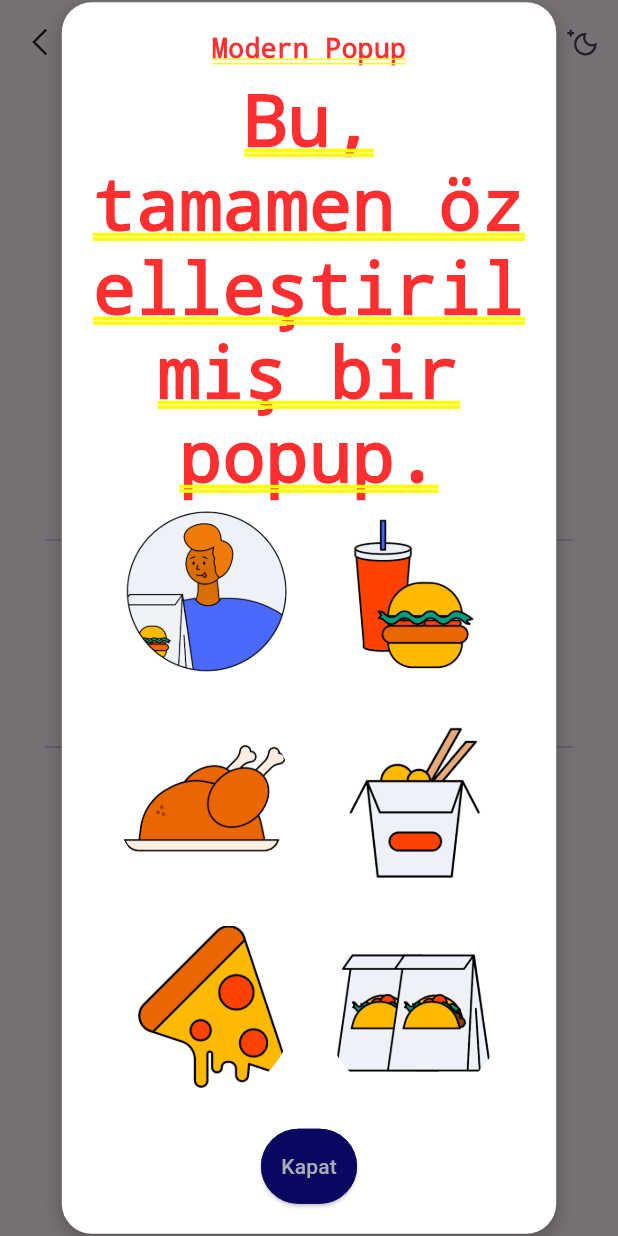
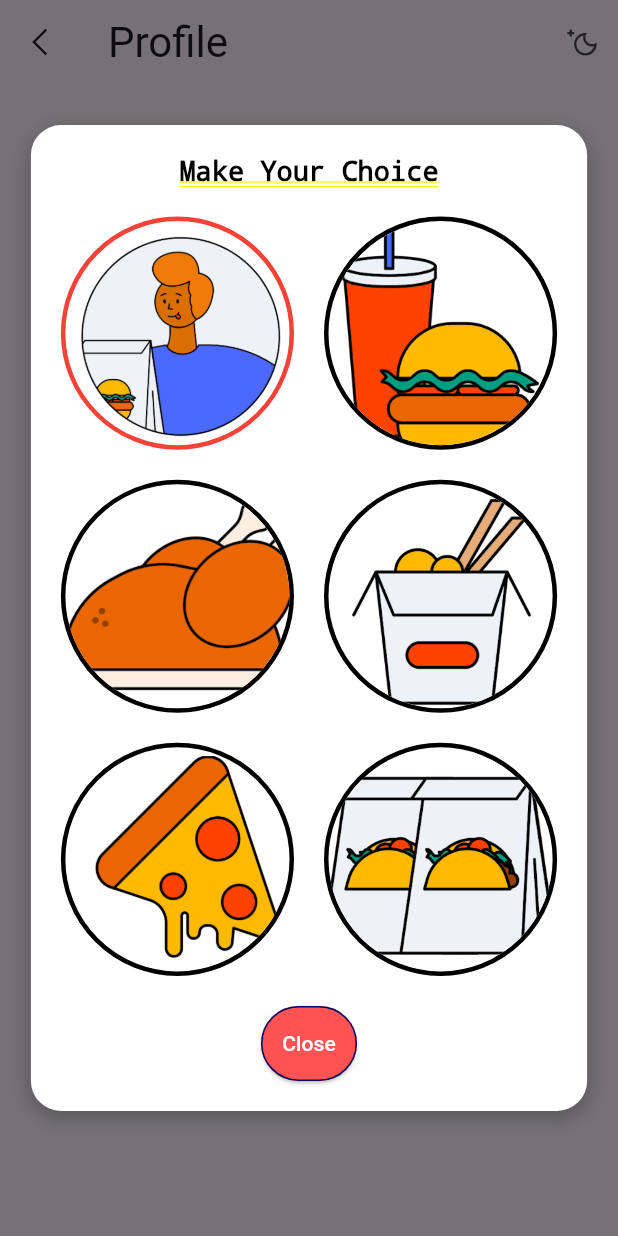
Before and after one commit to melekakkoyunlu/nomi, a Flutter app: the ProfileScreen screen opened directly, after a tap on an icon or button, on a phone screen of 412 x 824 dp. Run offline on Flutter 3.47's test engine with Material 3 defaults, Android fonts, the light colour scheme and no system bars; our stand-ins replace cloud_firestore, firebase_auth, firebase_core, flutter_map, flutter_otp_text_field, geolocator and 4 more; accounts and stored records are empty.

Commit message:
last but most last

```diff
--- a/lib/src/common_widgets/map/map_widget.dart
+++ b/lib/src/common_widgets/map/map_widget.dart
@@ -6,6 +6,7 @@ import '../../features/map/controllers/map_controller.dart';
 import '../../features/map/models/place.dart';
 import 'package:demo/src/features/map/services/fetch_place_details_service.dart' as FetchService;
 import 'package:demo/src/features/map/services/places_service.dart' as NearbyService;
+import 'package:url_launcher/url_launcher.dart';
 
 class MapWidget extends StatefulWidget {
   final LatLng? userLocation;
@@ -78,7 +79,7 @@ class _MapWidgetState extends State<MapWidget> {
 
   void _openWebsite(String url) async {
     // Add URL launcher functionality here if needed
-    print('Opening website: $url');
+    launch(url);
   }
 
   @override
--- a/lib/src/constants/image_strings.dart
+++ b/lib/src/constants/image_strings.dart
@@ -23,6 +23,8 @@ String tProfileImage3 = "assets/images/avatar3.png";
 String tProfileImage4 = "assets/images/avatar4.png";
 String tProfileImage5 = "assets/images/avatar5.png";
 String tProfileImage6 = "assets/images/avatar6.png";
+String tProfileImage = tProfileImage1;
+
 
 
 
--- /dev/null
+++ b/lib/src/features/authentication/controllers/profile_controller.dart
@@ -0,0 +1,23 @@
+import 'package:get/get.dart';
+import '../../../repository/user_repository/user_repository.dart';
+import '../../../features/authentication/models/user_model.dart';
+import '../../../repository/authentication_repository/authentication_repository.dart';
+
+class ProfileController extends GetxController {
+  static ProfileController get instance => Get.find();
+  final _userRepo = Get.put(UserRepository());
+  final _authRepo = Get.put(AuthenticationRepository());
+  getUserData(){
+    final email = _authRepo.firebaseUser.value?.email;
+    if (email != null) {
+      return _userRepo.getUserDetails(email);
+    } else {
+      Get.snackbar("Error", "Login to continue");
+    }
+  }
+
+  updateRecord(UserModel user) async {
+      await _userRepo.updateUserRecord(user);
+  }
+
+}
--- a/lib/src/features/authentication/models/user_model.dart
+++ b/lib/src/features/authentication/models/user_model.dart
@@ -1,3 +1,5 @@
+
+import 'package:cloud_firestore/cloud_firestore.dart';
 
 class UserModel {
   final String? id;
@@ -22,4 +24,8 @@ class UserModel {
       "Password" : password,
     };
   }
+  factory UserModel.fromSnapshot(DocumentSnapshot<Map<String, dynamic>> document){
+    final data = document.data()!;
+    return UserModel(id: document.id, email: data["Email"], password: data["Password"], fullName: data["FullName"], phoneNo: data["Phone"]);
+  }
 }
--- a/lib/src/features/other/screens/profile/profile_screen.dart
+++ b/lib/src/features/other/screens/profile/profile_screen.dart
@@ -1,22 +1,33 @@
+import 'package:demo/src/features/authentication/controllers/profile_controller.dart';
+import 'package:demo/src/features/authentication/models/user_model.dart';
 import 'package:flutter/material.dart';
 import 'package:line_awesome_flutter/line_awesome_flutter.dart';
+import 'package:provider/provider.dart';
 import '../../../../constants/image_strings.dart';
 import '../../../../constants/colors.dart';
 import '../../../../constants/text_strings.dart';
 import '../../../../constants/sizes.dart';
 import 'widgets/profile_menu.dart';
 import 'package:demo/src/utils/theme/theme.dart';
-import 'package:flutter/material.dart';
 import 'update_profile_screen.dart';
 import 'package:get/get.dart';
 import '../../../../repository/authentication_repository/authentication_repository.dart';
 
 
-class ProfileScreen extends StatelessWidget {
+class ProfileScreen extends StatefulWidget {
   const ProfileScreen({Key? key}) : super(key: key);
 
   @override
+  State<ProfileScreen> createState() => _ProfileScreenState();
+}
+
+class _ProfileScreenState extends State<ProfileScreen> {
+  @override
   Widget build(BuildContext context) {
+    final controller = Get.put(ProfileController());
+    controller.getUserData();
+
+    int? selectedIndex;
     var isDark = MediaQuery.of(context).platformBrightness == Brightness.dark;
     return Scaffold(
       appBar: AppBar(
@@ -29,7 +40,6 @@ class ProfileScreen extends StatelessWidget {
           padding: const EdgeInsets.all(tDefaultSize),
           child: Column(
             children: [
-
               /// -- IMAGE
               Stack(
                 children: [
@@ -37,7 +47,7 @@ class ProfileScreen extends StatelessWidget {
                     width: 120,
                     height: 120,
                     child: ClipRRect(
-                        borderRadius: BorderRadius.circular(100), child: Image(image: AssetImage(tProfileImage2))),
+                        borderRadius: BorderRadius.circular(100), child: Image(image: AssetImage(tProfileImage))),
                   ),
                   Positioned(
                     bottom: 0,
@@ -49,11 +59,14 @@ class ProfileScreen extends StatelessWidget {
                       child: IconButton(onPressed: (){
                         showDialog(
                           context: context,
-                          barrierDismissible: true, // Tıklayınca kapatılabilir
+                          barrierDismissible: true,
                           builder: (BuildContext context) {
+
+                            return StatefulBuilder(
+                              builder: (context, setStatePopup) {
                                 return Center(
                                   child: Container(
-                                width: MediaQuery.of(context).size.width * 0.8,
+                                    width: MediaQuery.of(context).size.width * 0.9,
                                     padding: EdgeInsets.all(20),
                                     decoration: BoxDecoration(
                                       color: Colors.white,
@@ -70,74 +83,64 @@ class ProfileScreen extends StatelessWidget {
                                       mainAxisSize: MainAxisSize.min,
                                       children: [
                                         Text(
-                                      "Modern Popup",
-                                      style: TextStyle(fontSize: 18, fontWeight: FontWeight.bold),
+                                          "Make Your Choice",
+                                          style: TextStyle(
+                                            fontSize: 18,
+                                            fontWeight: FontWeight.bold,
+                                            color: Colors.black,
                                           ),
-                                    SizedBox(height: 10),
-                                    Text(
-                                      "Bu, tamamen özelleştirilmiş bir popup.",
-                                      textAlign: TextAlign.center,
                                         ),
-                                    Row(
-                                      mainAxisAlignment: MainAxisAlignment.center,
-                                      children: [
-                                        SizedBox(
+                                        SizedBox(height: 20),
+                                        GridView.builder(
+                                          shrinkWrap: true,
+                                          physics: NeverScrollableScrollPhysics(),
+                                          itemCount: 6,
+                                          gridDelegate: SliverGridDelegateWithFixedCrossAxisCount(
+                                            crossAxisCount: 2,
+                                            crossAxisSpacing: 20,
+                                            mainAxisSpacing: 20,
+                                          ),
+                                          itemBuilder: (context, index) {
+                                            final List<String> images = [
+                                              tProfileImage1,
+                                              tProfileImage2,
+                                              tProfileImage3,
+                                              tProfileImage4,
+                                              tProfileImage5,
+                                              tProfileImage6,
+                                            ];
+                                            selectedIndex = images.indexOf(tProfileImage);
+                                            return GestureDetector(
+                                              onTap: () {
+                                                setStatePopup(() {
+                                                  selectedIndex = index;
+                                                });
 
-                                          width: 120,
-                                          height: 120,
+                                                setState(() {
+                                                  tProfileImage = images[index];
+                                                });
+
+                                              },
+                                              child: Container(
+                                                decoration: BoxDecoration(
+                                                  shape: BoxShape.circle,
+                                                  border: Border.all(
+                                                    color: selectedIndex == index
+                                                        ? Colors.red
+                                                        : Colors.black,
+                                                    width: 3,
+                                                  ),
+                                                ),
                                                 child: ClipRRect(
-                                              borderRadius: BorderRadius.circular(100), child: Image(image: AssetImage(tProfileImage1))),
+                                                  borderRadius: BorderRadius.circular(100),
+                                                  child: Image.asset(
+                                                    images[index],
+                                                    fit: BoxFit.cover,
                                                   ),
-                                        SizedBox(width: 20),
-                                        SizedBox(
-                                          width: 120,
-                                          height: 120,
-                                          child: ClipRRect(
-                                              borderRadius: BorderRadius.circular(100), child: Image(image: AssetImage(tProfileImage2))),
                                                 ),
-                                      ],
                                               ),
-
-                                    SizedBox(height: 20),
-                                    Row(
-                                      mainAxisAlignment: MainAxisAlignment.center,
-                                      children: [
-                                        SizedBox(
-
-                                          width: 120,
-                                          height: 120,
-                                          child: ClipRRect(
-                                              borderRadius: BorderRadius.circular(100), child: Image(image: AssetImage(tProfileImage3))),
-                                        ),
-                                        SizedBox(width: 20),
-                                        SizedBox(
-                                          width: 120,
-                                          height: 120,
-                                          child: ClipRRect(
-                                              borderRadius: BorderRadius.circular(100), child: Image(image: AssetImage(tProfileImage4))),
-                                        ),
-                                      ],
-                                    ),
-
-                                    SizedBox(height: 20),
-                                    Row(
-                                      mainAxisAlignment: MainAxisAlignment.center,
-                                      children: [
-                                        SizedBox(
-
-                                          width: 120,
-                                          height: 120,
-                                          child: ClipRRect(
-                                              borderRadius: BorderRadius.circular(100), child: Image(image: AssetImage(tProfileImage5))),
-                                        ),
-                                        SizedBox(width: 20),
-                                        SizedBox(
-                                          width: 120,
-                                          height: 120,
-                                          child: ClipRRect(
-                                              borderRadius: BorderRadius.circular(100), child: Image(image: AssetImage(tProfileImage6))),
-                                        ),
-                                      ],
+                                            );
+                                          },
                                         ),
 
                                         SizedBox(height: 20),
@@ -145,7 +148,13 @@ class ProfileScreen extends StatelessWidget {
                                           onPressed: () {
                                             Navigator.of(context).pop();
                                           },
-                                      child: Text("Kapat"),
+                                          style: ElevatedButton.styleFrom(
+                                            backgroundColor: Colors.redAccent,
+                                          ),
+                                          child: Text(
+                                            "Close",
+                                            style: TextStyle(color: Colors.white),
+                                          ),
                                         ),
                                       ],
                                     ),
@@ -153,6 +162,9 @@ class ProfileScreen extends StatelessWidget {
                                 );
                               },
                             );
+                          },
+                        );
+
                       }, icon: const Icon(
                         LineAwesomeIcons.alternate_pencil,
                         color: Colors.black,
@@ -164,14 +176,26 @@ class ProfileScreen extends StatelessWidget {
                 ],
               ),
               const SizedBox(height: 10),
-              Text(tProfileHeading, style: Theme.of(context).textTheme.headlineMedium),
+              FutureBuilder(
+                  future: controller.getUserData(),
+                builder: (context, snapshot) {
+                  if(snapshot.connectionState == ConnectionState.done) {
+                      if(snapshot.hasData) {
+                        UserModel userData = snapshot.data as UserModel;
+                        name = userData.fullName;
+                        mail = userData.email;
+                        number = userData.phoneNo;
+                      }}
+                        return Text(name, style: Theme.of(context).textTheme.headlineMedium);
+                }
+              ),
               const SizedBox(height: 20),
 
               /// -- BUTTON
               SizedBox(
                 width: 200,
                 child: ElevatedButton(
-                  onPressed: () => Get.to(() => const UpdateProfileScreen()),
+                  onPressed: () => Get.to(() => UpdateProfileScreen()),
                   style: ElevatedButton.styleFrom(
                       backgroundColor: tPrimaryColor, side: BorderSide.none, shape: const StadiumBorder()),
                   child: const Text(tEditProfile, style: TextStyle(color: tDarkColor)),
@@ -185,9 +209,11 @@ class ProfileScreen extends StatelessWidget {
               ProfileMenuWidget(title: "Settings", icon: LineAwesomeIcons.cog, onPress: () {
                 showDialog(
                   context: context,
-                  barrierDismissible: true, // Tıklayınca kapatılabilir
+                  barrierDismissible: true,
                   builder: (BuildContext context) {
                     return Center(
+                        child: Material(
+                        color: Colors.transparent,
                       child: Container(
                         width: MediaQuery.of(context).size.width * 0.8,
                         padding: EdgeInsets.all(20),
@@ -207,21 +233,14 @@ class ProfileScreen extends StatelessWidget {
                           children: [
                             Text(
                               "Settings",
-                              style: TextStyle(fontSize: 18, fontWeight: FontWeight.bold),
+                              style: TextStyle(fontSize: 18, fontWeight: FontWeight.bold,),
                             ),
                             SizedBox(height: 5),
-
-                          Column(
-                            mainAxisSize: MainAxisSize.min,
-                            children: [
                             ListTile(
                               title: const Text('Dark Mode'),
-                                trailing: Switch(value: true, onChanged: (v){}),
-                              ),
-                            ],
+                              trailing: Switch(value: context.watch<NomiAppTheme>().themeMode == ThemeMode.dark, onChanged: (v) => context.read<NomiAppTheme>().toggleTheme()),
                             ),
 
-                            SizedBox(height: 20),
                             ElevatedButton(
                               onPressed: () {
                                 Navigator.of(context).pop();
@@ -231,14 +250,15 @@ class ProfileScreen extends StatelessWidget {
                           ],
                         ),
                       ),
-                    );
+
+                        ), );
                   },
                 );
               }),
               ProfileMenuWidget(title: "Information", icon: LineAwesomeIcons.info, onPress: () {
                 showDialog(
                   context: context,
-                  barrierDismissible: true, // Tıklayınca kapatılabilir
+                  barrierDismissible: true,
                   builder: (BuildContext context) {
                     return Center(
                       child: Container(
@@ -263,21 +283,21 @@ class ProfileScreen extends StatelessWidget {
                               width: 120,
                               height: 120,
                               child: ClipRRect(
-                                  borderRadius: BorderRadius.circular(100), child: Image(image: AssetImage(tProfileImage1))),
+                                  borderRadius: BorderRadius.circular(100), child: Image(image: AssetImage(tProfileImage))),
                             ),
                             SizedBox(height: 10),
                             Text(
-                              "Nomi Nomi",
+                              name,
                               style: TextStyle(fontSize: 18, fontWeight: FontWeight.bold),
                             ),
                             SizedBox(height: 10),
                             Text(
-                              "nomi@nomi.com",
+                              mail,
                               style: TextStyle(fontSize: 18, fontWeight: FontWeight.bold),
                             ),
                             SizedBox(height: 10),
                             Text(
-                              "+9055555555555",
+                              number,
                               style: TextStyle(fontSize: 18, fontWeight: FontWeight.bold),
                             ),
                             SizedBox(height: 20),
--- a/lib/src/repository/user_repository/user_repository.dart
+++ b/lib/src/repository/user_repository/user_repository.dart
@@ -11,26 +11,24 @@ class UserRepository extends GetxController {
   final FirebaseFirestore _db = FirebaseFirestore.instance;
   final FirebaseAuth _auth = FirebaseAuth.instance;
 
+
+
   Future<void> createUser(String email, String password, String fullName, String phoneNo) async {
     try {
-      // Firebase Authentication ile kullanıcı oluştur
       UserCredential userCredential = await _auth.createUserWithEmailAndPassword(
         email: email,
         password: password,
       );
 
-      // Kullanıcı başarıyla oluşturulduktan sonra Firestore'a kaydet
       final user = UserModel(
-        id: userCredential.user!.uid, // Firestore'da kullanıcı kimliği olarak kullanılacak
+        id: userCredential.user!.uid,
         email: email,
         fullName: fullName,
         phoneNo: phoneNo,
-        password: password, // Şifreyi sadece örnek olarak ekliyoruz, gerçek uygulamalarda bu şekilde saklanmamalı
-      );
+        password: password,  );
 
       await _db.collection("Users").doc(user.id).set(user.toJson());
 
-      // Başarılı mesaj
       Get.snackbar(
         "Success",
         "Your account has been created.",
@@ -39,7 +37,6 @@ class UserRepository extends GetxController {
         colorText: Colors.green,
       );
     } on FirebaseAuthException catch (e) {
-      // Authentication hataları
       String errorMessage;
       switch (e.code) {
         case 'email-already-in-use':
@@ -63,7 +60,6 @@ class UserRepository extends GetxController {
         colorText: Colors.red,
       );
     } catch (e) {
-      // Genel hatalar
       Get.snackbar(
         "Error",
         "Something went wrong. Please try again.",
@@ -74,4 +70,15 @@ class UserRepository extends GetxController {
       print("Error: $e");
     }
   }
+  Future<UserModel> getUserDetails(String email) async {
+    final snapshot = await _db.collection("Users").where("Email", isEqualTo: email).get();
+    final userData = snapshot.docs.map((e) => UserModel.fromSnapshot(e)).single;
+    return userData;
+  }
+
+  Future<void> updateUserRecord(UserModel user) async {
+    final currentUserId = _auth.currentUser?.uid;
+    await _db.collection("Users").doc(currentUserId).update(user.toJson());
+  }
+
 }
--- a/lib/src/utils/theme/theme.dart
+++ b/lib/src/utils/theme/theme.dart
@@ -5,9 +5,14 @@ import 'package:demo/src/utils/theme/widget_themes/text_field_theme.dart';
 import 'package:demo/src/utils/theme/widget_themes/text_theme.dart';
 import 'package:flutter/material.dart';
 
-class NomiAppTheme{
+class NomiAppTheme extends ChangeNotifier{
 
-  NomiAppTheme. _();  //makes it private constructor
+  ThemeMode themeMode = ThemeMode.light;
+  ThemeData get theme => themeMode == ThemeMode.light ? lightTheme : darkTheme;
+  void toggleTheme() {
+    themeMode = themeMode == ThemeMode.dark ? ThemeMode.light : ThemeMode.dark;
+    notifyListeners();
+  }
 
   static ThemeData lightTheme = ThemeData(
     brightness: Brightness.light,
--- a/pubspec.yaml
+++ b/pubspec.yaml
@@ -30,6 +30,8 @@ dependencies:
   cupertino_icons: ^1.0.2
   line_awesome_flutter: ^2.0.0
   cloud_firestore: ^5.6.1
+  provider: ^6.1.2
+  url_launcher: ^6.1.7
 
 dev_dependencies:
   flutter_test:
```
Also changed, not shown: lib/main.dart (+11 -9 lines), lib/src/features/other/screens/profile/update_profile_screen.dart (+42 -10 lines), pubspec.lock. Lines whose indentation alone changed are shown as unchanged.
